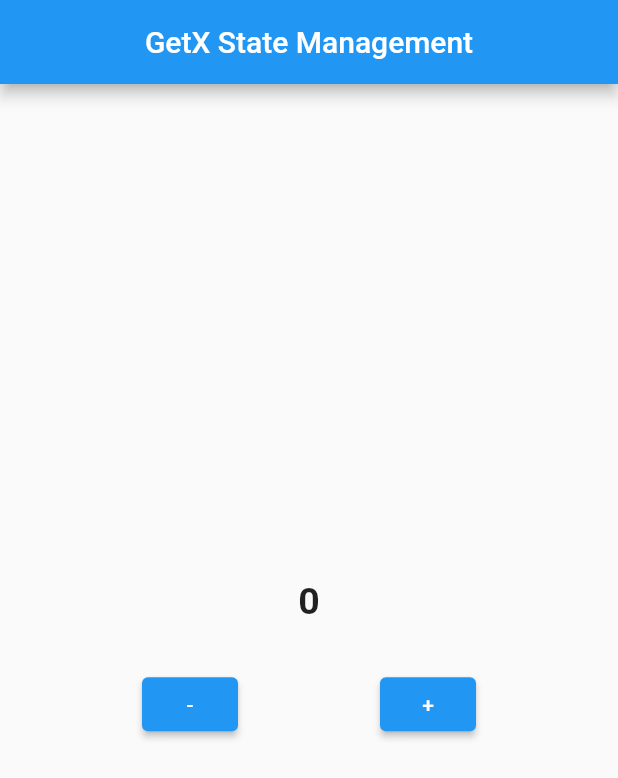
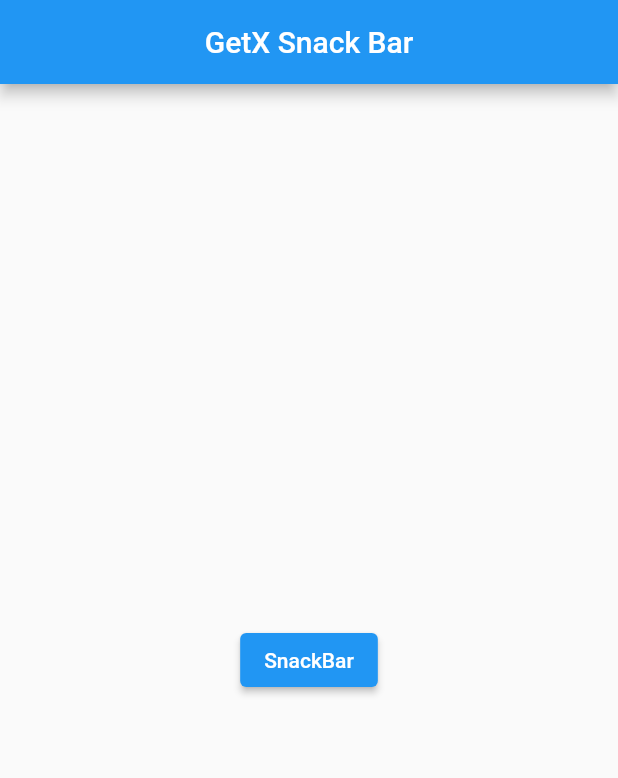
Before and after one commit to rifkytecoder/flutter_basic_7, a Flutter app: the screen it shows after launch, on a phone screen of 412 x 824 dp. Shown: the top 778 px of the screen. Run offline on Flutter 3.47's test engine with Material 2 defaults, Android fonts, the phone set to English and light mode, and no system bars; our stand-ins replace get.

Commit message:
learn Getx Snackbar with comparison Snackbar default flutter

```diff
--- a/lib/main.dart
+++ b/lib/main.dart
@@ -1,87 +1,29 @@
 import 'package:flutter/material.dart';
 import 'package:get/get.dart';
 
-void main() => runApp(MyApp());
+import 'section_7_getx/2_getx_snackbar.dart';
+
+void main() => runApp(const MyApp());
 
 class MyApp extends StatelessWidget {
+  const MyApp({super.key});
+
   @override
   Widget build(BuildContext context) {
-    //todo GetX State Management
-    return GetMaterialApp(
+    return const GetMaterialApp(
       debugShowCheckedModeBanner: false,
-      home: GetXStatePage(),
+      home: SnackBarPage(),
     );
   }
 }
 
-class GetXStatePage extends StatelessWidget {
-  ////int count = 0;
-  // todo Instance/Obj Controller
-  final myController = Get.put(Controller());
+class SnackBarPage extends StatelessWidget {
+  const SnackBarPage({
+    Key? key,
+  }) : super(key: key);
 
   @override
   Widget build(BuildContext context) {
-    print('Build Render'); // Testing Render statefulWidget
-    return Scaffold(
-      appBar: AppBar(
-        title: const Text("GetX State Management"),
-        centerTitle: true,
-      ),
-      body: Center(
-        child: Column(
-          mainAxisAlignment: MainAxisAlignment.center,
-          children: <Widget>[
-            // Text(
-            //     //// '$count',
-            //   ),
-            // todo Obx merubah text value di screen
-            Obx(() {
-              print("Re-Render Scope Obx"); // Testing state Obx
-              return Text(
-                //// '$count',
-                // todo Panggil attribut countx dan ambil value nya
-                '${myController.countx.value}',
-                style:
-                    const TextStyle(fontSize: 25, fontWeight: FontWeight.bold),
-              );
-            }),
-            const SizedBox(
-              height: 30,
-            ),
-            Row(
-              mainAxisAlignment: MainAxisAlignment.spaceEvenly,
-              children: [
-                // todo Button Minus
-                ElevatedButton(
-                    onPressed: () {
-                      //// count -= 1;
-                      //// print("count :$count"); //testing console
-                      myController.decrement(); // GetX state
-                      // Testing GetX state
-                      // print('${myController.decrement()}');
-                    },
-                    child: const Text('-')),
-                // todo Button Plus
-                ElevatedButton(
-                    onPressed: () {
-                      //// count += 1;
-                      //// print("count :$count"); //testing console
-                      myController.increment(); // GetX state
-                    },
-                    child: const Text('+')),
-              ],
-            )
-          ],
-        ),
-      ),
-    );
+    return const GetxSnackBarPage();
   }
 }
-
-// todo Class Controller untuk pengganti setState(){}
-class Controller extends GetxController {
-  // obs 'state yg selalu di pantau perubahannya
-  var countx = 0.obs;
-  increment() => countx += 1;
-  decrement() => countx -= 1;
-}
--- /dev/null
+++ b/lib/section_7_getx/2_getx_snackbar.dart
@@ -0,0 +1,40 @@
+import 'package:flutter/material.dart';
+import 'package:get/get.dart';
+
+class GetxSnackBarPage extends StatelessWidget {
+  const GetxSnackBarPage({
+    Key? key,
+  }) : super(key: key);
+
+  @override
+  Widget build(BuildContext context) {
+    return Scaffold(
+      appBar: AppBar(
+        title: const Text('GetX Snack Bar'),
+        centerTitle: true,
+      ),
+      body: Center(
+        child: ElevatedButton(
+          onPressed: () {
+            // todo SnackBar Default Flutter
+            // ScaffoldMessenger.of(context).showSnackBar(
+            //   SnackBar(
+            //     content: const Text('SnackBar show'),
+            //     action: SnackBarAction(label: "Cancel", onPressed: () {}),
+            //   ),
+            // );
+
+            // todo SnackBar GetX
+            Get.snackbar(
+                'Notification', ' Selamat anda sekarang belajar SnackBar',
+                snackPosition: SnackPosition.BOTTOM,
+                mainButton: TextButton(
+                    onPressed: () => print('Klick'),
+                    child: const Text('Cancel')));
+          },
+          child: const Text('SnackBar'),
+        ),
+      ),
+    );
+  }
+}
```
Also changed, not shown: lib/section_7_getx/1_getx_state_management.dart (added, +74 -0 lines).
